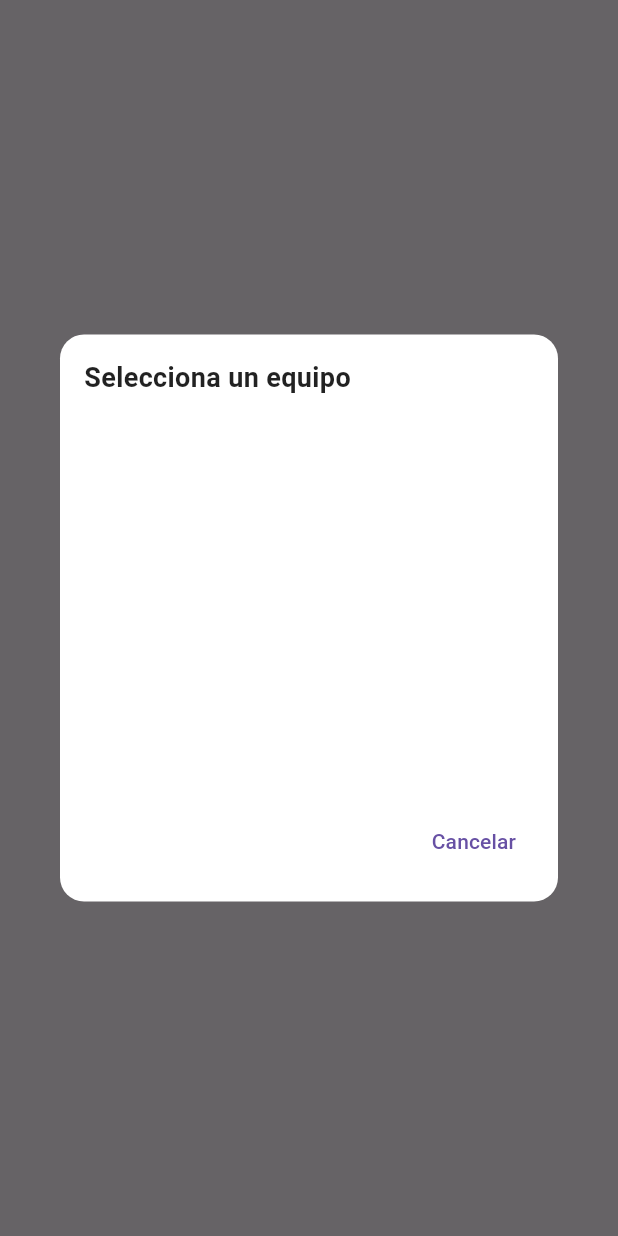
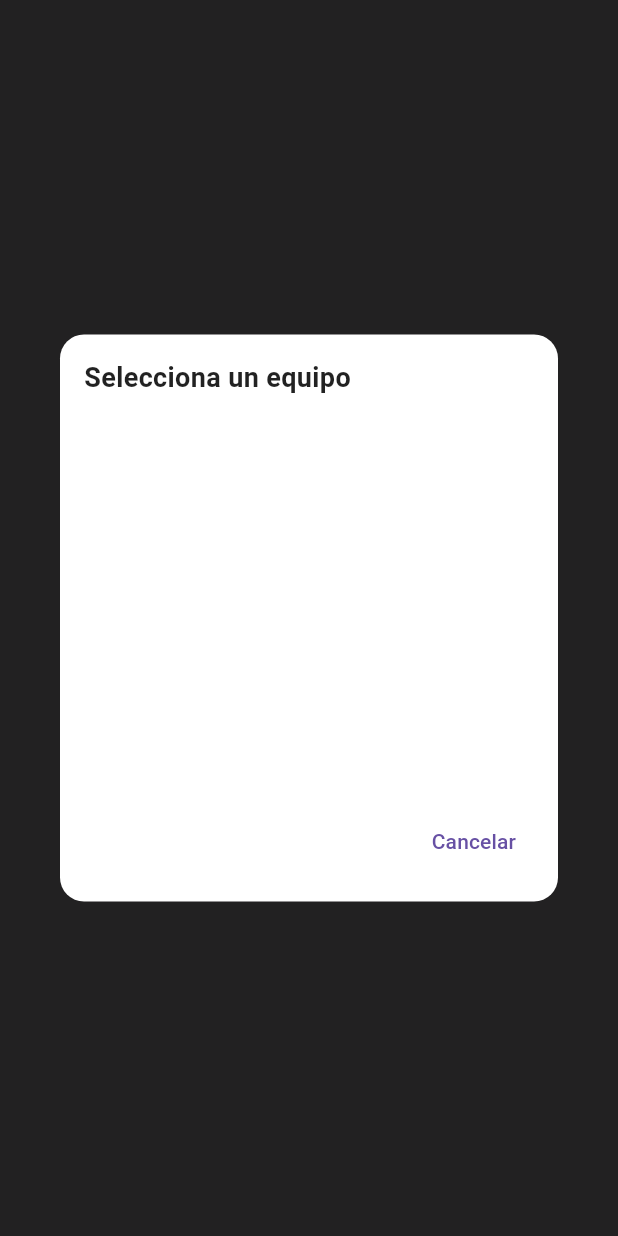
Before and after one commit to SistemasGlobal-ux/Gestion-TI, a Flutter app: what showListEquipos() shows on an empty page, opened directly with empty values, on a phone screen of 412 x 824 dp. Run offline on Flutter 3.47's test engine with Material 3 defaults, Android fonts, the phone set to English and light mode, and no system bars; our stand-ins replace open_file, shared_preferences, table_calendar; missing offline and left inert: file_saver, open_app_file, pusher_channels_flutter, syncfusion_flutter_pdf, syncfusion_flutter_xlsio; accounts and stored records are empty; network calls fail.

Commit message:
Modificaciones menores de estructura

```diff
--- a/lib/desktop/pages/add_equipo.dart
+++ b/lib/desktop/pages/add_equipo.dart
@@ -1,3 +1,5 @@
+// ignore_for_file: camel_case_types
+
 import 'package:application_sop/maps/maps.dart';
 import 'package:application_sop/providers/providers.dart';
 import 'package:application_sop/services/logger.dart';
@@ -5,7 +7,6 @@ import 'package:application_sop/utils/utils.dart';
 import 'package:flutter/material.dart';
 import 'package:provider/provider.dart';
 
-// ignore: camel_case_types
 class Add_equipos extends StatefulWidget {
   const Add_equipos({super.key});
 
--- a/lib/desktop/pages/add_usuario.dart
+++ b/lib/desktop/pages/add_usuario.dart
@@ -68,7 +68,7 @@ class _Add_usuarioState extends State<Add_usuario> {
                           Text("Datos del colaborador"),
                         ],
                       ),
-                      CustomImput(placeholder: "Nombres(s)",textControler: namelCtrl ,node: nameNode, nexNode: lastnameNode,),
+                      CustomImput(placeholder: "Nombre(s)",textControler: namelCtrl ,node: nameNode, nexNode: lastnameNode,),
                       CustomImput(placeholder: "Apellidos", textControler: lastNamelCtrl, node: lastnameNode, nexNode: phoneNode,),
                       CustomImput(placeholder: "Contacto",textControler: phoneCtrl, node: phoneNode, nexNode: correoNode,),
                       Row(
--- a/lib/pages_equipos/nuevo_equipo.dart
+++ b/lib/pages_equipos/nuevo_equipo.dart
@@ -1,3 +1,5 @@
+
+// ignore_for_file: library_private_types_in_public_api
 
 import 'package:application_sop/maps/catalogos_combinados.dart';
 import 'package:application_sop/maps/snake_case.dart';
--- a/lib/providers/365_db_conexion.dart
+++ b/lib/providers/365_db_conexion.dart
@@ -1,3 +1,5 @@
+// ignore_for_file: file_names
+
 import 'dart:convert';
 
 import 'package:application_sop/services/urls.dart';
--- a/lib/providers/365_list.dart
+++ b/lib/providers/365_list.dart
@@ -1,4 +1,4 @@
-
+// ignore_for_file: file_names
 
 import 'package:application_sop/maps/mails.dart';
 import 'package:application_sop/providers/365_db_conexion.dart';
--- a/lib/services/conexiones.dart
+++ b/lib/services/conexiones.dart
@@ -118,7 +118,7 @@ class Conexion {
       String idEmail = respuesta['id_mail'];
       return idEmail;
     }else{
-      print(respuesta);
+      //print(respuesta);
     }
   }
 
--- a/lib/utils/personalizados.dart
+++ b/lib/utils/personalizados.dart
@@ -431,7 +431,7 @@ rangoDeFechas(DateTimeRange dateRange){
   showDialog(
     context: context,
     barrierDismissible: true,
-    barrierColor: Colors.black.withOpacity(0.6),
+    barrierColor: Colors.black87,
     builder: (_) {
       return Dialog(
         shape: RoundedRectangleBorder(borderRadius: BorderRadius.circular(16)),
```
Also changed, not shown: lib/services/socket_service.dart (+5 -5 lines).
